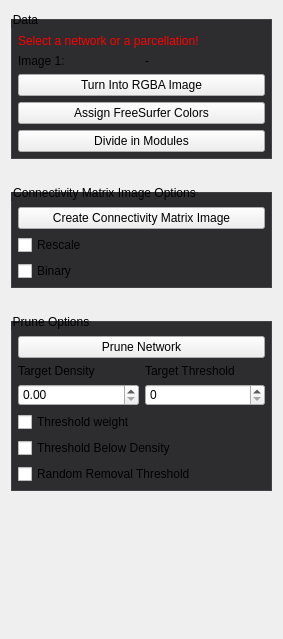
First picture: the form in Plugins/org.mitk.gui.qt.diffusionimaging.connectomics/src/internal/QmitkConnectomicsNetworkOperationsViewControls.ui, repository MITK/MITK, before the edit.
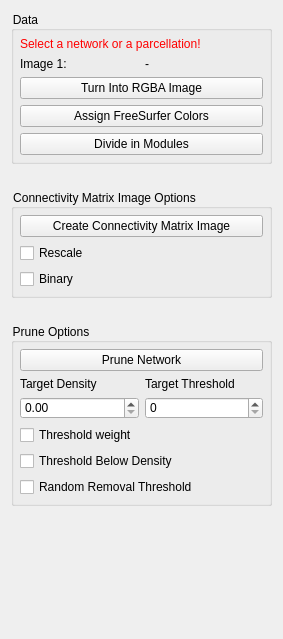
Second picture: the form after the edit.

What changed in the file:
```diff
--- a/Plugins/org.mitk.gui.qt.diffusionimaging.connectomics/src/internal/QmitkConnectomicsNetworkOperationsViewControls.ui
+++ b/Plugins/org.mitk.gui.qt.diffusionimaging.connectomics/src/internal/QmitkConnectomicsNetworkOperationsViewControls.ui
@@ -21,7 +21,7 @@
   </property>
   <property name="styleSheet">
    <string>QCommandLinkButton {
-  font-weight: normal;
+  font-weight: lighter;
 }
 
 QCommandLinkButton:disabled {
@@ -30,7 +30,6 @@
 }
 
 QToolBox::tab {
-  border: 1px solid #434346;
   font-weight: bold;
 }
 
@@ -40,20 +39,15 @@
 }
 
 QToolBox::tab:selected {
-  background-color: #1c97ea;
-  border: 1px solid #1c97ea;
   font-weight: bold;
 }
 
 QGroupBox {
-  border: 1px solid #434346;
-  background-color: #2d2d30;
-  margin-top: 8px;
-  padding-top: 8px;
+  background-color: transparent;
 }
 
 QGroupBox, QGroupBox:disabled {
-  background-color: #2d2d30;
+  background-color: transparent;
 }</string>
   </property>
   <layout class="QGridLayout" name="gridLayout">
```
Left out of the diff: 1 changed line with no effect on the pictures.
